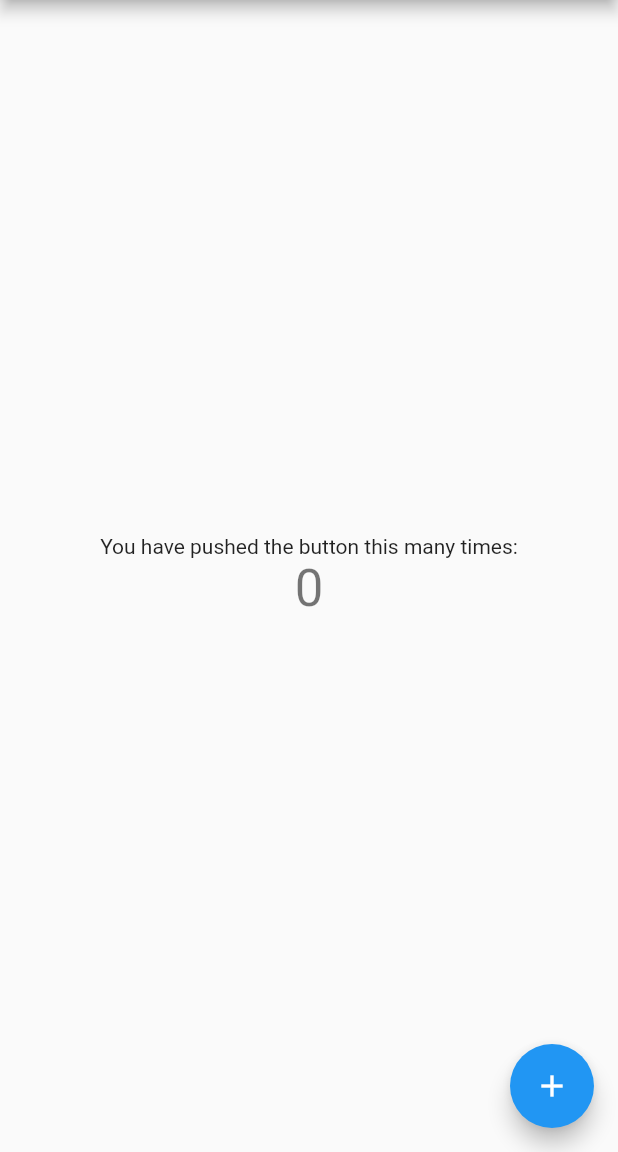
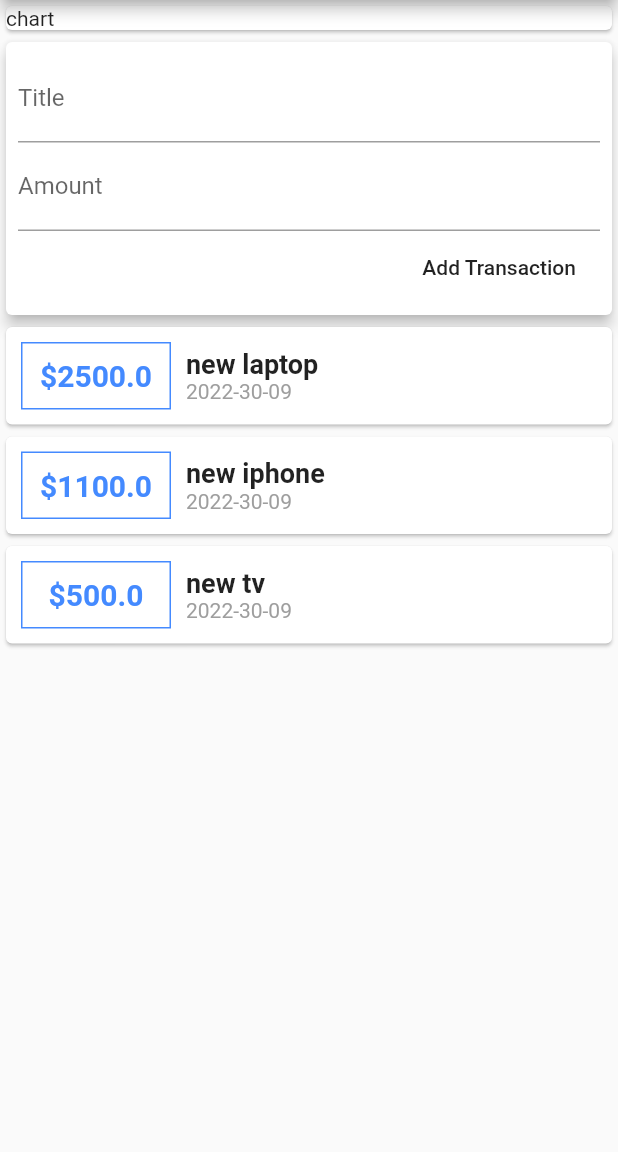
Before and after one commit to vladislavkovaliov/personal-expenses-app, a Flutter app: the screen it shows after launch, on a phone screen of 412 x 824 dp, the part 84-1236 px from its top. Run offline on Flutter 3.47's test engine with Material 2 defaults, Android fonts, the phone set to English and light mode, and no system bars.

Commit message:
implements basic widgets

```diff
--- a/lib/main.dart
+++ b/lib/main.dart
@@ -1,4 +1,5 @@
 import 'package:flutter/material.dart';
+import 'package:personal_expenses_app/widgets/UserTransactions.dart';
 
 void main() {
   runApp(const MyApp());
@@ -32,15 +33,6 @@ class MyApp extends StatelessWidget {
 class MyHomePage extends StatefulWidget {
   const MyHomePage({Key? key, required this.title}) : super(key: key);
 
-  // This widget is the home page of your application. It is stateful, meaning
-  // that it has a State object (defined below) that contains fields that affect
-  // how it looks.
-
-  // This class is the configuration for the state. It holds the values (in this
-  // case the title) provided by the parent (in this case the App widget) and
-  // used by the build method of the State. Fields in a Widget subclass are
-  // always marked "final".
-
   final String title;
 
   @override
@@ -48,68 +40,24 @@ class MyHomePage extends StatefulWidget {
 }
 
 class _MyHomePageState extends State<MyHomePage> {
-  int _counter = 0;
-
-  void _incrementCounter() {
-    setState(() {
-      // This call to setState tells the Flutter framework that something has
-      // changed in this State, which causes it to rerun the build method below
-      // so that the display can reflect the updated values. If we changed
-      // _counter without calling setState(), then the build method would not be
-      // called again, and so nothing would appear to happen.
-      _counter++;
-    });
-  }
-
   @override
   Widget build(BuildContext context) {
-    // This method is rerun every time setState is called, for instance as done
-    // by the _incrementCounter method above.
-    //
-    // The Flutter framework has been optimized to make rerunning build methods
-    // fast, so that you can just rebuild anything that needs updating rather
-    // than having to individually change instances of widgets.
     return Scaffold(
       appBar: AppBar(
-        // Here we take the value from the MyHomePage object that was created by
-        // the App.build method, and use it to set our appbar title.
         title: Text(widget.title),
       ),
-      body: Center(
-        // Center is a layout widget. It takes a single child and positions it
-        // in the middle of the parent.
-        child: Column(
-          // Column is also a layout widget. It takes a list of children and
-          // arranges them vertically. By default, it sizes itself to fit its
-          // children horizontally, and tries to be as tall as its parent.
-          //
-          // Invoke "debug painting" (press "p" in the console, choose the
-          // "Toggle Debug Paint" action from the Flutter Inspector in Android
-          // Studio, or the "Toggle Debug Paint" command in Visual Studio Code)
-          // to see the wireframe for each widget.
-          //
-          // Column has various properties to control how it sizes itself and
-          // how it positions its children. Here we use mainAxisAlignment to
-          // center the children vertically; the main axis here is the vertical
-          // axis because Columns are vertical (the cross axis would be
-          // horizontal).
-          mainAxisAlignment: MainAxisAlignment.center,
-          children: <Widget>[
-            const Text(
-              'You have pushed the button this many times:',
+      body: Column(
+        mainAxisAlignment: MainAxisAlignment.start,
+        children: [
+          Container(
+            width: double.infinity,
+            child: const Card(
+              child: Text("chart"),
             ),
-            Text(
-              '$_counter',
-              style: Theme.of(context).textTheme.headline4,
-            ),
-          ],
-        ),
+          ),
+          UserTransactions(),
+        ],
       ),
-      floatingActionButton: FloatingActionButton(
-        onPressed: _incrementCounter,
-        tooltip: 'Increment',
-        child: const Icon(Icons.add),
-      ), // This trailing comma makes auto-formatting nicer for build methods.
     );
   }
 }
--- /dev/null
+++ b/lib/models/transaction.dart
@@ -0,0 +1,14 @@
+class Transaction {
+  final String id;
+  final String title;
+  final double amount;
+
+  final DateTime date;
+
+  Transaction({
+    required this.id,
+    required this.title,
+    required this.amount,
+    required this.date,
+  });
+}
--- /dev/null
+++ b/lib/widgets/NewTransaction.dart
@@ -0,0 +1,37 @@
+import 'package:flutter/material.dart';
+
+class NewTransaction extends StatelessWidget {
+  final Function addTransaction;
+
+  final titleController = TextEditingController();
+  final amountController = TextEditingController();
+
+  NewTransaction(this.addTransaction, {Key? key}) : super(key: key);
+
+  @override
+  Widget build(BuildContext context) {
+    return Card(
+      elevation: 4.0,
+      child: Container(
+        padding: const EdgeInsets.all(8.0),
+        child: Column(crossAxisAlignment: CrossAxisAlignment.end, children: [
+          TextField(
+            controller: titleController,
+            decoration: InputDecoration(labelText: 'Title'),
+          ),
+          TextField(
+            controller: amountController,
+            decoration: InputDecoration(labelText: 'Amount'),
+          ),
+          FlatButton(
+            onPressed: () {
+              addTransaction(
+                  titleController.text, double.parse(amountController.text));
+            },
+            child: const Text('Add Transaction'),
+          ),
+        ]),
+      ),
+    );
+  }
+}
--- /dev/null
+++ b/lib/widgets/TransactionsList.dart
@@ -0,0 +1,54 @@
+import 'package:flutter/material.dart';
+import 'package:intl/intl.dart';
+import 'package:personal_expenses_app/models/transaction.dart';
+
+class TransactionsList extends StatelessWidget {
+  final List<Transaction> transactions;
+
+  const TransactionsList(this.transactions);
+
+  @override
+  Widget build(BuildContext context) {
+    return Column(
+      children: transactions.map((t) {
+        return Card(
+          child: Row(children: [
+            Container(
+              width: 100.0,
+              decoration: BoxDecoration(
+                border: Border.all(
+                  color: Colors.blueAccent,
+                  width: 1.0,
+                ),
+              ),
+              padding: const EdgeInsets.all(10.0),
+              margin:
+                  const EdgeInsets.symmetric(vertical: 10.0, horizontal: 10.0),
+              child: Center(
+                child: Text('\$${t.amount.toString()}',
+                    style: const TextStyle(
+                        fontWeight: FontWeight.bold,
+                        fontSize: 20.0,
+                        color: Colors.blueAccent)),
+              ),
+            ),
+            Column(
+              crossAxisAlignment: CrossAxisAlignment.start,
+              children: [
+                Text(
+                  t.title,
+                  style: const TextStyle(
+                      fontWeight: FontWeight.bold, fontSize: 18.0),
+                ),
+                Text(
+                  DateFormat('yyyy-mm-dd').format(t.date),
+                  style: const TextStyle(color: Colors.grey),
+                ),
+              ],
+            )
+          ]),
+        );
+      }).toList(),
+    );
+  }
+}
--- /dev/null
+++ b/lib/widgets/UserTransactions.dart
@@ -0,0 +1,43 @@
+import 'package:flutter/material.dart';
+import 'package:personal_expenses_app/models/transaction.dart';
+import 'package:personal_expenses_app/widgets/NewTransaction.dart';
+import 'package:personal_expenses_app/widgets/TransactionsList.dart';
+
+class UserTransactions extends StatefulWidget {
+  const UserTransactions({Key? key}) : super(key: key);
+
+  @override
+  State<UserTransactions> createState() => _UserTransactionsState();
+}
+
+class _UserTransactionsState extends State<UserTransactions> {
+  final List<Transaction> transactions = [
+    Transaction(
+        id: '1', title: "new laptop", amount: 2500, date: DateTime.now()),
+    Transaction(
+        id: '1', title: "new iphone", amount: 1100, date: DateTime.now()),
+    Transaction(id: '1', title: "new tv", amount: 500, date: DateTime.now()),
+  ];
+
+  void addTransaction(String title, double amount) {
+    final newTransaction = Transaction(
+        id: DateTime.now().toString(),
+        title: title,
+        amount: amount,
+        date: DateTime.now());
+
+    setState(() {
+      transactions.add(newTransaction);
+    });
+  }
+
+  @override
+  Widget build(BuildContext context) {
+    return Column(
+      children: [
+        NewTransaction(addTransaction),
+        TransactionsList(transactions),
+      ],
+    );
+  }
+}
--- a/pubspec.yaml
+++ b/pubspec.yaml
@@ -29,7 +29,7 @@ environment:
 dependencies:
   flutter:
     sdk: flutter
-
+  intl: 0.17.0
 
   # The following adds the Cupertino Icons font to your application.
   # Use with the CupertinoIcons class for iOS style icons.
```
Also changed, not shown: pubspec.lock.
